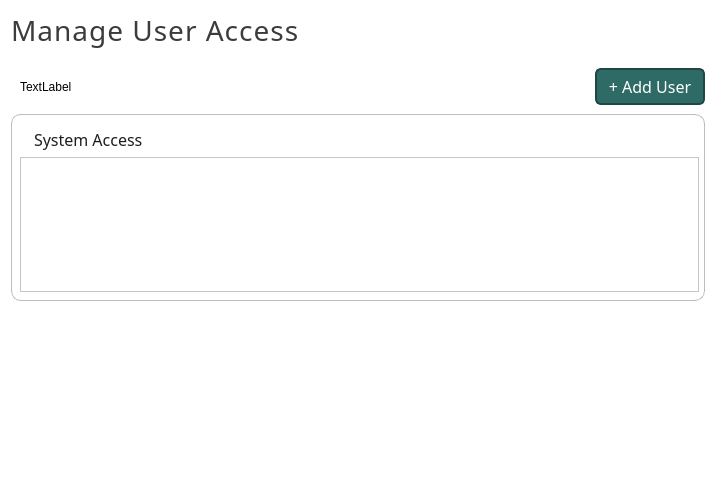
Qt form ui/PageUserAccess.ui (karlito20/AdoraFlowProject) before a commit.
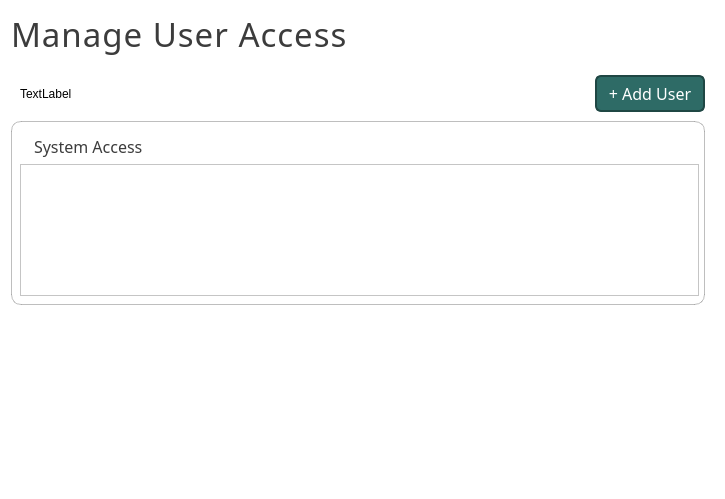
The same form after that commit.

What changed in the file:
```diff
--- a/ui/PageUserAccess.ui
+++ b/ui/PageUserAccess.ui
@@ -500,7 +500,7 @@
      <property name="font">
       <font>
        <family>Slate Medium</family>
-       <pointsize>21</pointsize>
+       <pointsize>25</pointsize>
       </font>
      </property>
      <property name="styleSheet">
@@ -614,7 +614,8 @@
         <property name="styleSheet">
          <string notr="true">padding-left: 10px;
 padding-top: 5px;
-color: rgb(30, 30, 30);</string>
+color: rgb(60, 60, 60);
+</string>
         </property>
         <property name="text">
          <string>System Access</string>
@@ -640,8 +641,8 @@
           <rect>
            <x>0</x>
            <y>0</y>
-           <width>687</width>
-           <height>157</height>
+           <width>683</width>
+           <height>150</height>
           </rect>
          </property>
          <property name="sizePolicy">
```
Left out of the diff: 13 changed lines with no effect on the pictures.
